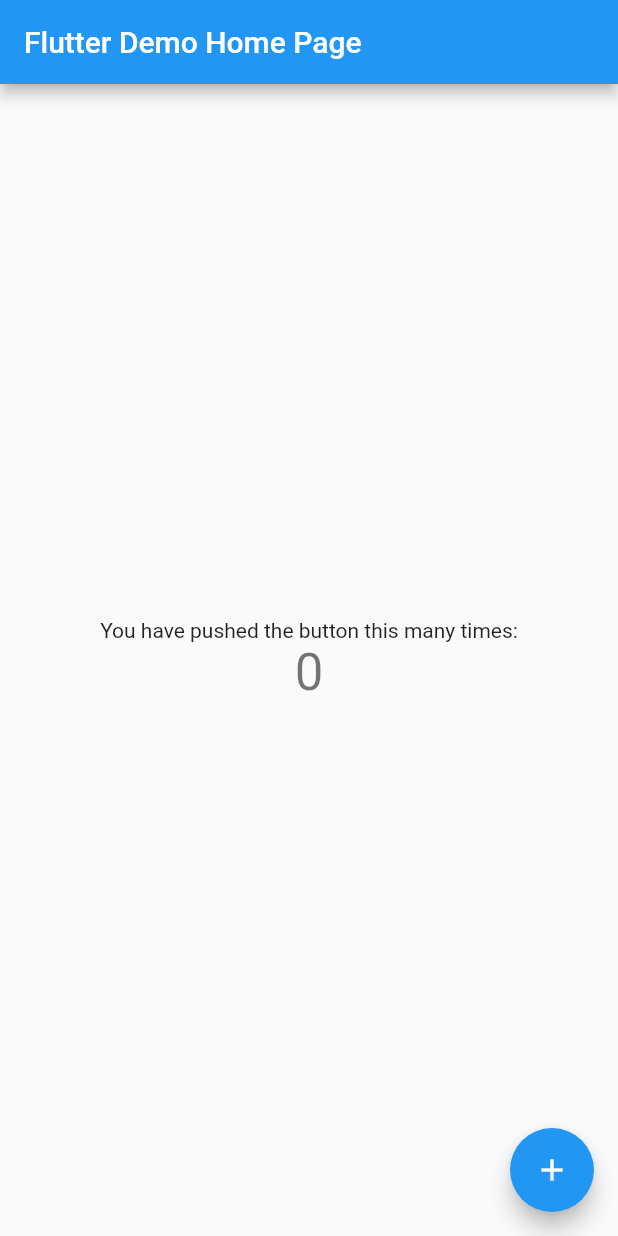
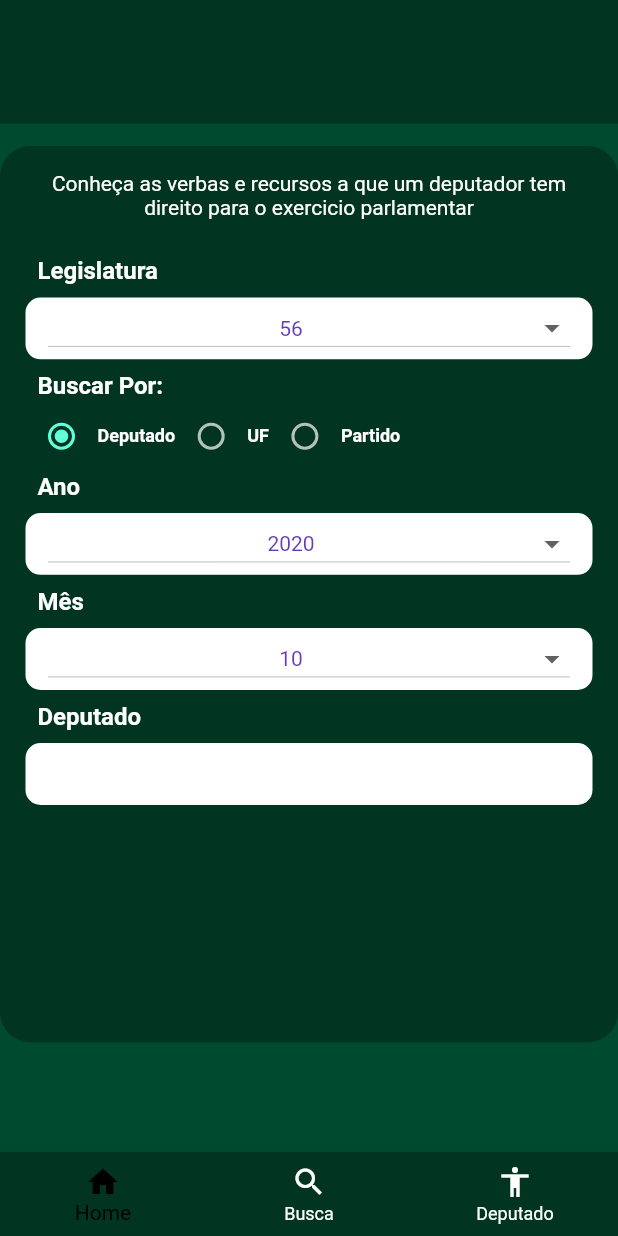
Before and after one commit to rodexo06/AcMobile, a Flutter app: the screen it shows after launch, on a phone screen of 412 x 824 dp. Run offline on Flutter 3.47's test engine with Material 2 defaults, Android fonts, the phone set to English and light mode, and no system bars.

Commit message:
Telas de Search e sumarização de valores

```diff
--- a/AcPoliticosProject/lib/main.dart
+++ b/AcPoliticosProject/lib/main.dart
@@ -1,3 +1,5 @@
+import 'package:AcPoliticos/src/view/DepSearch.dart';
+import 'package:AcPoliticos/src/view/DepSumGastos.dart';
 import 'package:flutter/material.dart';
 
 void main() {
@@ -5,113 +7,96 @@ void main() {
 }
 
 class MyApp extends StatelessWidget {
+  List<BottomNavigationBarItem> buildBottomNavBarItems() {
+    return [
+      BottomNavigationBarItem(icon: Icon(Icons.home), title: Text("Home")),
+      BottomNavigationBarItem(icon: Icon(Icons.search), title: Text("Busca")),
+      BottomNavigationBarItem(
+          icon: Icon(Icons.accessibility), title: Text("Deputado")),
+    ];
+  }
+
+  List<Widget> pages() {
+    return [DepSearch(), DepSumGastos()];
+  }
+
   // This widget is the root of your application.
   @override
   Widget build(BuildContext context) {
     return MaterialApp(
-      title: 'Flutter Demo',
-      theme: ThemeData(
-        // This is the theme of your application.
-        //
-        // Try running your application with "flutter run". You'll see the
-        // application has a blue toolbar. Then, without quitting the app, try
-        // changing the primarySwatch below to Colors.green and then invoke
-        // "hot reload" (press "r" in the console where you ran "flutter run",
-        // or simply save your changes to "hot reload" in a Flutter IDE).
-        // Notice that the counter didn't reset back to zero; the application
-        // is not restarted.
-        primarySwatch: Colors.blue,
-        // This makes the visual density adapt to the platform that you run
-        // the app on. For desktop platforms, the controls will be smaller and
-        // closer together (more dense) than on mobile platforms.
-        visualDensity: VisualDensity.adaptivePlatformDensity,
-      ),
-      home: MyHomePage(title: 'Flutter Demo Home Page'),
+      home: Home(
+          pages: pages(), buildBottomNavBarItems: buildBottomNavBarItems()),
     );
   }
 }
 
-class MyHomePage extends StatefulWidget {
-  MyHomePage({Key key, this.title}) : super(key: key);
+class Home extends StatefulWidget {
+  final List<Widget> pages;
+  final List<BottomNavigationBarItem> buildBottomNavBarItems;
 
-  // This widget is the home page of your application. It is stateful, meaning
-  // that it has a State object (defined below) that contains fields that affect
-  // how it looks.
+  const Home({Key key, this.pages, this.buildBottomNavBarItems})
+      : super(key: key);
+  @override
+  _HomeState createState() => _HomeState();
+}
 
-  // This class is the configuration for the state. It holds the values (in this
-  // case the title) provided by the parent (in this case the App widget) and
-  // used by the build method of the State. Fields in a Widget subclass are
-  // always marked "final".
-
-  final String title;
+class _HomeState extends State<Home> {
+  PageController controller;
+  int bottomSelectedIndex = 0;
+  PageController pageController = PageController(
+    initialPage: 0,
+    keepPage: true,
+  );
 
   @override
-  _MyHomePageState createState() => _MyHomePageState();
-}
+  void initState() {
+    super.initState();
+  }
 
-class _MyHomePageState extends State<MyHomePage> {
-  int _counter = 0;
+  Widget buildPageView() {
+    return PageView(
+      controller: pageController,
+      onPageChanged: (index) {
+        pageChanged(index);
+      },
+      children: widget.pages,
+    );
+  }
 
-  void _incrementCounter() {
+  void pageChanged(int index) {
     setState(() {
-      // This call to setState tells the Flutter framework that something has
-      // changed in this State, which causes it to rerun the build method below
-      // so that the display can reflect the updated values. If we changed
-      // _counter without calling setState(), then the build method would not be
-      // called again, and so nothing would appear to happen.
-      _counter++;
+      bottomSelectedIndex = index;
+    });
+  }
+
+  void bottomTapped(int index) {
+    setState(() {
+      bottomSelectedIndex = index;
+      pageController.animateToPage(index,
+          duration: Duration(milliseconds: 500), curve: Curves.ease);
     });
   }
 
   @override
   Widget build(BuildContext context) {
-    // This method is rerun every time setState is called, for instance as done
-    // by the _incrementCounter method above.
-    //
-    // The Flutter framework has been optimized to make rerunning build methods
-    // fast, so that you can just rebuild anything that needs updating rather
-    // than having to individually change instances of widgets.
     return Scaffold(
-      appBar: AppBar(
-        // Here we take the value from the MyHomePage object that was created by
-        // the App.build method, and use it to set our appbar title.
-        title: Text(widget.title),
+      body: buildPageView(),
+      bottomNavigationBar: BottomNavigationBar(
+        currentIndex: bottomSelectedIndex,
+        onTap: (index) {
+          setState(
+            () {
+              bottomSelectedIndex = index;
+              pageController.animateToPage(index,
+                  duration: Duration(milliseconds: 500), curve: Curves.ease);
+            },
+          );
+        },
+        backgroundColor: Color(0XFF013421),
+        selectedItemColor: Colors.black,
+        unselectedItemColor: Colors.white,
+        items: widget.buildBottomNavBarItems,
       ),
-      body: Center(
-        // Center is a layout widget. It takes a single child and positions it
-        // in the middle of the parent.
-        child: Column(
-          // Column is also a layout widget. It takes a list of children and
-          // arranges them vertically. By default, it sizes itself to fit its
-          // children horizontally, and tries to be as tall as its parent.
-          //
-          // Invoke "debug painting" (press "p" in the console, choose the
-          // "Toggle Debug Paint" action from the Flutter Inspector in Android
-          // Studio, or the "Toggle Debug Paint" command in Visual Studio Code)
-          // to see the wireframe for each widget.
-          //
-          // Column has various properties to control how it sizes itself and
-          // how it positions its children. Here we use mainAxisAlignment to
-          // center the children vertically; the main axis here is the vertical
-          // axis because Columns are vertical (the cross axis would be
-          // horizontal).
-          mainAxisAlignment: MainAxisAlignment.center,
-          children: <Widget>[
-            Text(
-              'You have pushed the button this many times:',
-            ),
-            Text(
-              '$_counter',
-              style: Theme.of(context).textTheme.headline4,
-            ),
-          ],
-        ),
-      ),
-      floatingActionButton: FloatingActionButton(
-        onPressed: _incrementCounter,
-        tooltip: 'Increment',
-        child: Icon(Icons.add),
-      ), // This trailing comma makes auto-formatting nicer for build methods.
     );
   }
 }
--- /dev/null
+++ b/AcPoliticosProject/lib/src/model/Objetfodace.dart
@@ -0,0 +1,6 @@
+class Objetfodace {
+  String string1;
+  String string2;
+
+  Objetfodace(this.string1, this.string2);
+}
--- /dev/null
+++ b/AcPoliticosProject/lib/src/view/DepSearch.dart
@@ -0,0 +1,302 @@
+import 'package:flutter/material.dart';
+
+class DepSearch extends StatefulWidget {
+  @override
+  _DepSearchState createState() => _DepSearchState();
+}
+
+class _DepSearchState extends State<DepSearch> {
+  @override
+  Widget build(BuildContext context) {
+    Size size = MediaQuery.of(context).size;
+    return Scaffold(
+      body: Stack(
+        children: [
+          Container(
+            width: double.infinity,
+            height: double.infinity,
+            color: Color(0XFF004A2F),
+          ),
+          Column(
+            children: [
+              Container(
+                child: Column(
+                  children: [
+                    Container(
+                      height: size.height * 0.10,
+                      color: Color(0xFF013421),
+                      //#013421
+                    )
+                  ],
+                ),
+              ),
+              // Padding(
+              //   padding: const EdgeInsets.all(15.0),
+              //   child: Container(
+              //     decoration: new BoxDecoration(
+              //         color: Colors.white,
+              //         borderRadius: BorderRadius.all(Radius.circular(10.0))),
+              //     width: size.width * 0.85,
+              //     height: size.height * 0.07,
+              //   ),
+              // ),
+              Padding(
+                padding: const EdgeInsets.only(top: 15),
+                child: DepSearchMainWidget(),
+              )
+            ],
+          ),
+        ],
+      ),
+    );
+  }
+}
+
+enum TipoBusca { Deputado, UF, Partido }
+
+class DepSearchMainWidget extends StatefulWidget {
+  @override
+  DepSearchMainWidgetState createState() => DepSearchMainWidgetState();
+}
+
+class DepSearchMainWidgetState extends State<DepSearchMainWidget> {
+  TipoBusca _tipoBusca = TipoBusca.Deputado;
+  String dropdownValueLes = "56",
+      dropdownValueAno = "2020",
+      dropdownValueMes = "10";
+  var listLegis = [for (var i = 56; i >= 1; i -= 1) i.toString()];
+  var listAno = [for (var i = 2020; i >= 2010; i -= 1) i.toString()];
+  var listMes = [for (var i = 12; i >= 1; i -= 1) i.toString()];
+  @override
+  Widget build(BuildContext context) {
+    Size size = MediaQuery.of(context).size;
+    return Container(
+      decoration: new BoxDecoration(
+          color: Color(0xFF013421),
+          borderRadius: BorderRadius.all(Radius.circular(20.0))),
+      width: size.width,
+      height: size.height * 0.725,
+      child: Padding(
+        padding: const EdgeInsets.all(17),
+        child: Column(
+          crossAxisAlignment: CrossAxisAlignment.start,
+          children: [
+            // labelInicio
+            Text(
+                "Conheça as verbas e recursos a que um deputador tem direito para o exercicio parlamentar",
+                textAlign: TextAlign.center,
+                style: TextStyle(color: Colors.white, fontSize: 14)),
+            SizedBox(height: size.height * 0.03),
+            // labelLegislatura
+            Padding(
+                padding: const EdgeInsets.symmetric(horizontal: 8.0),
+                child: Text("Legislatura",
+                    textAlign: TextAlign.center,
+                    style: TextStyle(
+                        color: Colors.white,
+                        fontSize: 16,
+                        fontWeight: FontWeight.bold))),
+            SizedBox(height: size.height * 0.01),
+            // dropDownLegislatura
+            Container(
+              decoration: new BoxDecoration(
+                  color: Colors.white,
+                  borderRadius: BorderRadius.all(Radius.circular(10.0))),
+              width: size.width * 0.95,
+              height: size.height * 0.05,
+              child: Padding(
+                padding: const EdgeInsets.symmetric(horizontal: 15.0),
+                child: Center(
+                  child: DropdownButton<String>(
+                    value: dropdownValueLes,
+                    elevation: 16,
+                    isExpanded: true,
+                    isDense: true,
+                    style: TextStyle(color: Colors.deepPurple),
+                    onChanged: (String newValue) {
+                      setState(() {
+                        dropdownValueLes = newValue;
+                      });
+                    },
+                    items:
+                        listLegis.map<DropdownMenuItem<String>>((String value) {
+                      return DropdownMenuItem<String>(
+                        value: value,
+                        child: Center(child: Text(value)),
+                      );
+                    }).toList(),
+                  ),
+                ),
+              ),
+            ),
+            SizedBox(height: size.height * 0.01),
+            // labelBuscaPor
+            Padding(
+                padding: const EdgeInsets.symmetric(horizontal: 8.0),
+                child: Text("Buscar Por:",
+                    textAlign: TextAlign.center,
+                    style: TextStyle(
+                        color: Colors.white,
+                        fontSize: 16,
+                        fontWeight: FontWeight.bold))),
+            // groupRadioBuscaPor
+            Theme(
+              data: ThemeData.dark(),
+              child: Row(
+                children: [
+                  Radio(
+                    value: TipoBusca.Deputado,
+                    groupValue: _tipoBusca,
+                    onChanged: (TipoBusca value) {
+                      setState(() {
+                        _tipoBusca = value;
+                      });
+                    },
+                  ),
+                  Text("Deputado",
+                      style: TextStyle(
+                          color: Colors.white,
+                          fontSize: 12,
+                          fontWeight: FontWeight.bold)),
+                  Radio(
+                    value: TipoBusca.UF,
+                    groupValue: _tipoBusca,
+                    onChanged: (TipoBusca value) {
+                      setState(() {
+                        _tipoBusca = value;
+                      });
+                    },
+                  ),
+                  Text("UF",
+                      style: TextStyle(
+                          color: Colors.white,
+                          fontSize: 12,
+                          fontWeight: FontWeight.bold)),
+                  Radio(
+                    value: TipoBusca.Partido,
+                    groupValue: _tipoBusca,
+                    onChanged: (TipoBusca value) {
+                      setState(() {
+                        _tipoBusca = value;
+                      });
+                    },
+                  ),
+                  Text("Partido",
+                      style: TextStyle(
+                          color: Colors.white,
+                          fontSize: 12,
+                          fontWeight: FontWeight.bold)),
+                ],
+              ),
+            ),
+            // labelAno
+            Padding(
+                padding: const EdgeInsets.symmetric(horizontal: 8.0),
+                child: Text("Ano",
+                    textAlign: TextAlign.center,
+                    style: TextStyle(
+                        color: Colors.white,
+                        fontSize: 16,
+                        fontWeight: FontWeight.bold))),
+            SizedBox(height: size.height * 0.01),
+            // dropDownAno
+            Container(
+              decoration: new BoxDecoration(
+                  color: Colors.white,
+                  borderRadius: BorderRadius.all(Radius.circular(10.0))),
+              width: size.width * 0.95,
+              height: size.height * 0.05,
+              child: Padding(
+                padding: const EdgeInsets.symmetric(horizontal: 15.0),
+                child: Center(
+                  child: DropdownButton<String>(
+                    value: dropdownValueAno,
+                    elevation: 16,
+                    isExpanded: true,
+                    isDense: true,
+                    style: TextStyle(color: Colors.deepPurple),
+                    onChanged: (String newValue) {
+                      setState(() {
+                        dropdownValueAno = newValue;
+                      });
+                    },
+                    items:
+                        listAno.map<DropdownMenuItem<String>>((String value) {
+                      return DropdownMenuItem<String>(
+                        value: value,
+                        child: Center(child: Text(value)),
+                      );
+                    }).toList(),
+                  ),
+                ),
+              ),
+            ),
+            SizedBox(height: size.height * 0.01),
+            // labelMes
+            Padding(
+                padding: const EdgeInsets.symmetric(horizontal: 8.0),
+                child: Text("Mês",
+                    textAlign: TextAlign.center,
+                    style: TextStyle(
+                        color: Colors.white,
+                        fontSize: 16,
+                        fontWeight: FontWeight.bold))),
+            SizedBox(height: size.height * 0.01),
+            // dropDownMes
+            Container(
+              decoration: new BoxDecoration(
+                  color: Colors.white,
+                  borderRadius: BorderRadius.all(Radius.circular(10.0))),
+              width: size.width * 0.95,
+              height: size.height * 0.05,
+              child: Padding(
+                padding: const EdgeInsets.symmetric(horizontal: 15.0),
+                child: Center(
+                  child: DropdownButton<String>(
+                    value: dropdownValueMes,
+                    elevation: 16,
+                    isExpanded: true,
+                    isDense: true,
+                    style: TextStyle(color: Colors.deepPurple),
+                    onChanged: (String newValue) {
+                      setState(() {
+                        dropdownValueMes = newValue;
+                      });
+                    },
+                    items:
+                        listMes.map<DropdownMenuItem<String>>((String value) {
+                      return DropdownMenuItem<String>(
+                        value: value,
+                        child: Center(child: Text(value)),
+                      );
+                    }).toList(),
+                  ),
+                ),
+              ),
+            ),
+            SizedBox(height: size.height * 0.01),
+            // labelTipoBusca
+            Padding(
+                padding: const EdgeInsets.symmetric(horizontal: 8.0),
+                child: Text(_tipoBusca.toString().split('.').last,
+                    textAlign: TextAlign.center,
+                    style: TextStyle(
+                        color: Colors.white,
+                        fontSize: 16,
+                        fontWeight: FontWeight.bold))),
+            SizedBox(height: size.height * 0.01),
+            // dropDownTipoBusca
+            Container(
+              decoration: new BoxDecoration(
+                  color: Colors.white,
+                  borderRadius: BorderRadius.all(Radius.circular(10.0))),
+              width: size.width * 0.95,
+              height: size.height * 0.05,
+            ),
+            SizedBox(height: size.height * 0.01),
+          ],
+        ),
+      ),
+    );
+  }
+}
```
Also changed, not shown: AcPoliticosProject/lib/src/view/DepSumGastos.dart (added, +247 -0 lines).
